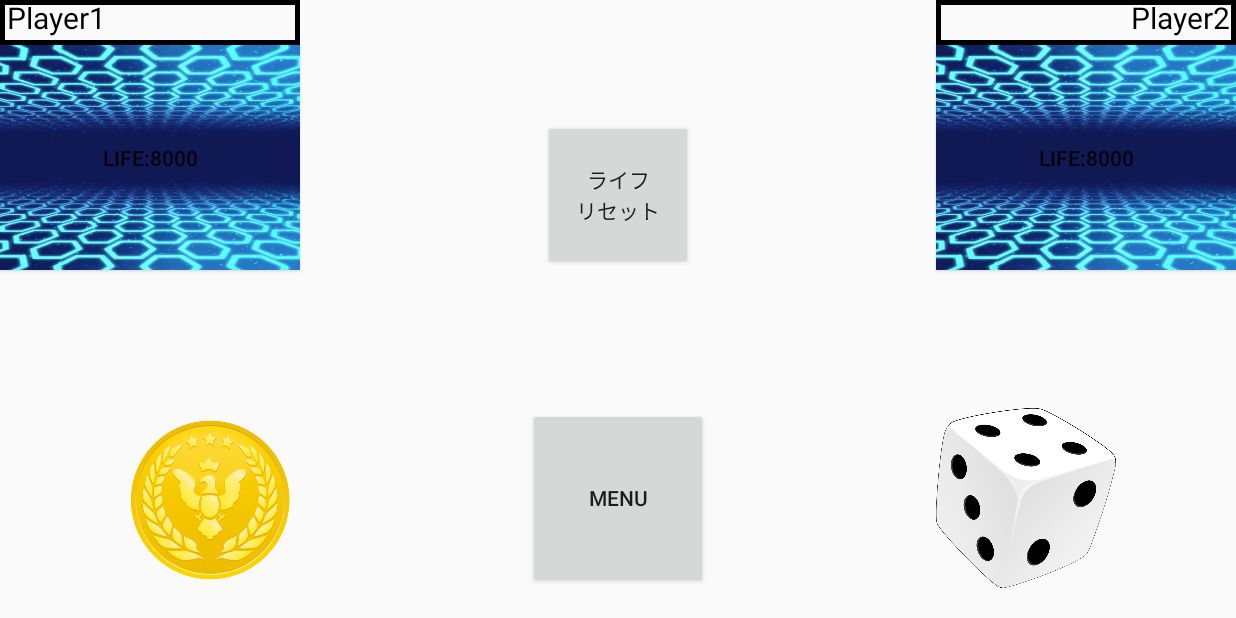
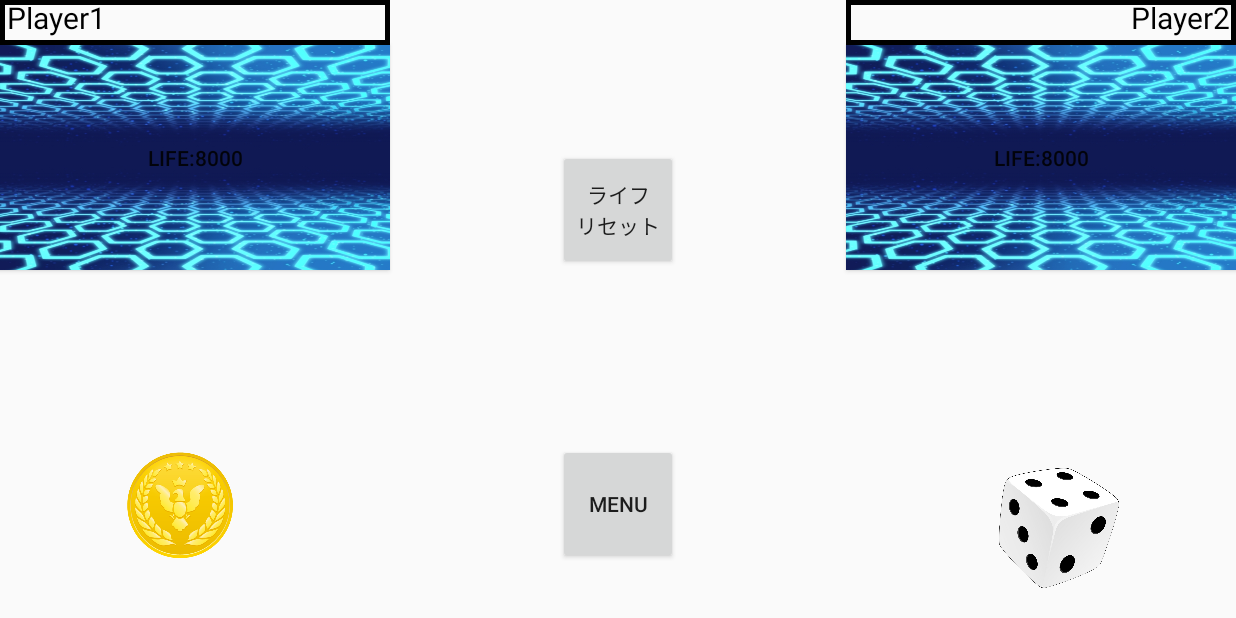
Before and after one commit to GlueChan/Yu-gi-oh, an Android app: the screen it shows after launch (MainActivity), on a phone screen of 824 x 412 dp (held sideways). Run offline under Robolectric (Android 15) with nearby library versions, the phone set to English and light mode, and no system bars.

Commit message:
レイアウト変更

```diff
--- a/app/src/main/res/layout/main.xml
+++ b/app/src/main/res/layout/main.xml
@@ -1,4 +1,5 @@
 <?xml version="1.0" encoding="utf-8"?>
+
 <RelativeLayout xmlns:android="http://schemas.android.com/apk/res/android"
     android:layout_width="match_parent"
     android:layout_height="match_parent">
@@ -8,12 +9,12 @@
         android:textColor="@color/colorBlack"
         android:gravity="bottom|left"
         android:background="@drawable/text_frame"
-        android:layout_width="200dp"
+        android:layout_width="260dp"
         android:layout_height="30dp"
-        android:id="@+id/player1Text"/>
+        android:id="@+id/player1Text" />
     <Button
         android:text="LIFE:8000"
-        android:layout_width="200dp"
+        android:layout_width="260dp"
         android:layout_height="150dp"
         android:id="@+id/player"
         android:background="@drawable/seaman"
@@ -27,7 +28,7 @@
         android:textColor="@color/colorBlack"
         android:gravity="bottom|right"
         android:background="@drawable/text_frame"
-        android:layout_width="200dp"
+        android:layout_width="260dp"
         android:layout_height="30dp"
         android:id="@+id/player2Text"
         android:layout_alignParentTop="true"
@@ -35,7 +36,7 @@
         android:layout_alignParentEnd="true" />
     <Button
         android:text="LIFE:8000"
-        android:layout_width="200dp"
+        android:layout_width="260dp"
         android:layout_height="150dp"
         android:id="@+id/player2"
         android:background="@drawable/seaman"
@@ -43,46 +44,50 @@
         android:layout_alignBottom="@+id/lifereset"
         android:layout_alignParentRight="true"
         android:layout_alignParentEnd="true" />
-    <Button
-        android:layout_width="120dp"
-        android:layout_height="120dp"
-        android:id="@+id/dice"
-        android:layout_marginBottom="20dp"
-        android:layout_alignParentBottom="true"
-        android:layout_alignLeft="@+id/player2"
-        android:layout_alignStart="@+id/player2"
-        android:background="@drawable/dice"
-        android:tag="TAG_DICE"/>
-
-    <Button
-        android:layout_width="120dp"
-        android:layout_height="120dp"
-        android:id="@+id/coin"
-        android:layout_alignBottom="@+id/dice"
-        android:layout_alignRight="@+id/player"
-        android:layout_alignEnd="@+id/player"
-        android:background="@drawable/gold"
-        android:tag="COIN"/>
 
     <Button
         android:text="ライフ\nリセット"
-        android:layout_width="100dp"
-        android:layout_height="100dp"
+        android:layout_width="80dp"
+        android:layout_height="80dp"
         android:id="@+id/lifereset"
         android:tag="TAG_LIFERESET"
         android:layout_alignBottom="@+id/player"
         android:layout_centerHorizontal="true" />
 
     <Button
+        android:layout_width="80dp"
+        android:layout_height="80dp"
+        android:id="@+id/dice"
+        android:layout_marginBottom="20dp"
+        android:background="@drawable/dice"
+        android:tag="TAG_DICE"
+        android:layout_alignParentBottom="true"
+        android:layout_alignParentRight="true"
+        android:layout_alignParentEnd="true"
+        android:layout_marginRight="78dp"
+        android:layout_marginEnd="78dp" />
+
+    <Button
         android:text="Menu"
-        android:layout_width="120dp"
-        android:layout_height="120dp"
+        android:layout_width="80dp"
+        android:layout_height="80dp"
         android:id="@+id/menu"
         android:tag="TAG_MENU"
-        android:layout_alignTop="@+id/dice"
-        android:layout_centerHorizontal="true" />
+        android:layout_alignBottom="@+id/dice"
+        android:layout_alignLeft="@+id/lifereset"
+        android:layout_alignStart="@+id/lifereset"
+        android:layout_marginBottom="16dp" />
 
-
-
+    <Button
+        android:layout_width="80dp"
+        android:layout_height="80dp"
+        android:id="@+id/coin"
+        android:background="@drawable/gold"
+        android:tag="COIN"
+        android:layout_marginLeft="80dp"
+        android:layout_marginStart="80dp"
+        android:layout_alignTop="@+id/menu"
+        android:layout_alignParentLeft="true"
+        android:layout_alignParentStart="true" />
 
 </RelativeLayout>
```
